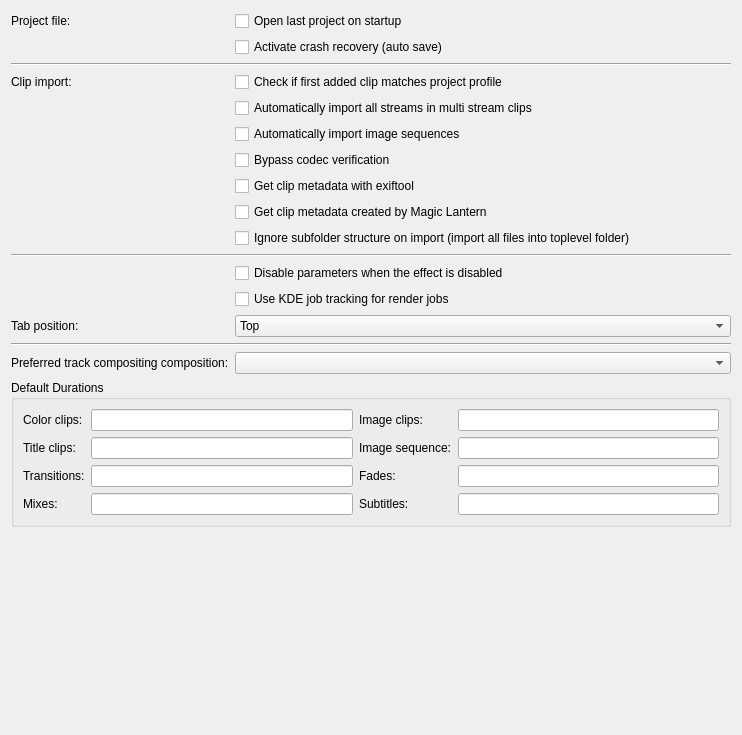
Old version of the form src/ui/configmisc_ui.ui in the repository KDE/kdenlive.
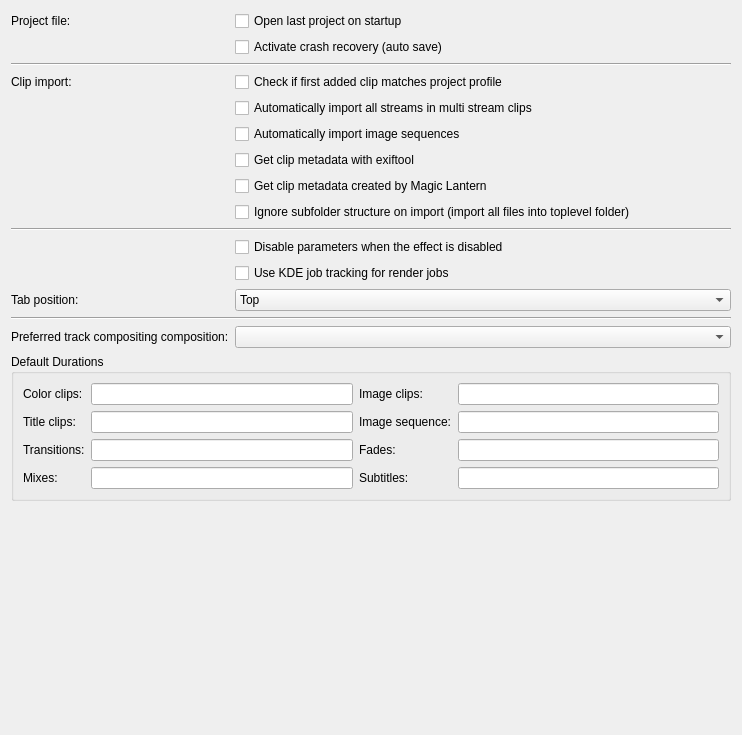
New version of the form.

Commit message: [Kdenlive Settings] Remove unused bypasscodeccheck option

Diff of the .ui file:
```diff
--- a/src/ui/configmisc_ui.ui
+++ b/src/ui/configmisc_ui.ui
@@ -68,55 +68,55 @@
     </widget>
    </item>
    <item row="6" column="1">
-    <widget class="QCheckBox" name="kcfg_bypasscodeccheck">
-     <property name="text">
-      <string>Bypass codec verification</string>
-     </property>
-    </widget>
-   </item>
-   <item row="7" column="1">
     <widget class="QCheckBox" name="kcfg_use_exiftool">
      <property name="text">
       <string>Get clip metadata with exiftool</string>
      </property>
     </widget>
    </item>
-   <item row="8" column="1">
+   <item row="7" column="1">
     <widget class="QCheckBox" name="kcfg_use_magicLantern">
      <property name="text">
       <string>Get clip metadata created by Magic Lantern</string>
      </property>
     </widget>
    </item>
-   <item row="10" column="0" colspan="2">
+   <item row="8" column="1">
+    <widget class="QCheckBox" name="kcfg_ignoresubdirstructure">
+     <property name="text">
+      <string>Ignore subfolder structure on import (import all files into toplevel folder)</string>
+     </property>
+    </widget>
+   </item>
+   <item row="9" column="0" colspan="2">
     <widget class="Line" name="line_2">
      <property name="orientation">
       <enum>Qt::Horizontal</enum>
      </property>
     </widget>
    </item>
-   <item row="11" column="1">
+   <item row="10" column="1">
     <widget class="QCheckBox" name="kcfg_disable_effect_parameters">
      <property name="text">
       <string>Disable parameters when the effect is disabled</string>
      </property>
     </widget>
    </item>
-   <item row="12" column="1">
+   <item row="11" column="1">
     <widget class="QCheckBox" name="kcfg_usekuiserver">
      <property name="text">
       <string>Use KDE job tracking for render jobs</string>
      </property>
     </widget>
    </item>
-   <item row="13" column="0">
+   <item row="12" column="0">
     <widget class="QLabel" name="label_4">
      <property name="text">
       <string>Tab position:</string>
      </property>
     </widget>
    </item>
-   <item row="13" column="1">
+   <item row="12" column="1">
     <widget class="QComboBox" name="kcfg_tabposition">
      <item>
       <property name="text">
@@ -140,37 +140,24 @@
      </item>
     </widget>
    </item>
-   <item row="14" column="0" colspan="2">
+   <item row="13" column="0" colspan="2">
     <widget class="Line" name="line_3">
      <property name="orientation">
       <enum>Qt::Horizontal</enum>
      </property>
     </widget>
    </item>
-   <item row="18" column="0">
+   <item row="17" column="0">
     <widget class="QLabel" name="label_10">
      <property name="text">
       <string>Preferred track compositing composition:</string>
      </property>
     </widget>
    </item>
-   <item row="18" column="1">
+   <item row="17" column="1">
     <widget class="QComboBox" name="preferredcomposite"/>
    </item>
-   <item row="24" column="0">
-    <spacer>
-     <property name="orientation">
-      <enum>Qt::Vertical</enum>
-     </property>
-     <property name="sizeHint" stdset="0">
-      <size>
-       <width>20</width>
-       <height>40</height>
-      </size>
-     </property>
-    </spacer>
-   </item>
-   <item row="19" column="0" colspan="2">
+   <item row="18" column="0" colspan="2">
     <widget class="QGroupBox" name="groupBox">
      <property name="title">
       <string>Default Durations</string>
@@ -259,12 +246,18 @@
      </layout>
     </widget>
    </item>
-   <item row="9" column="1">
-    <widget class="QCheckBox" name="kcfg_ignoresubdirstructure">
-     <property name="text">
-      <string>Ignore subfolder structure on import (import all files into toplevel folder)</string>
+   <item row="23" column="0">
+    <spacer>
+     <property name="orientation">
+      <enum>Qt::Vertical</enum>
      </property>
-    </widget>
+     <property name="sizeHint" stdset="0">
+      <size>
+       <width>20</width>
+       <height>40</height>
+      </size>
+     </property>
+    </spacer>
    </item>
   </layout>
  </widget>
```
The commit also changes 1 other file.
